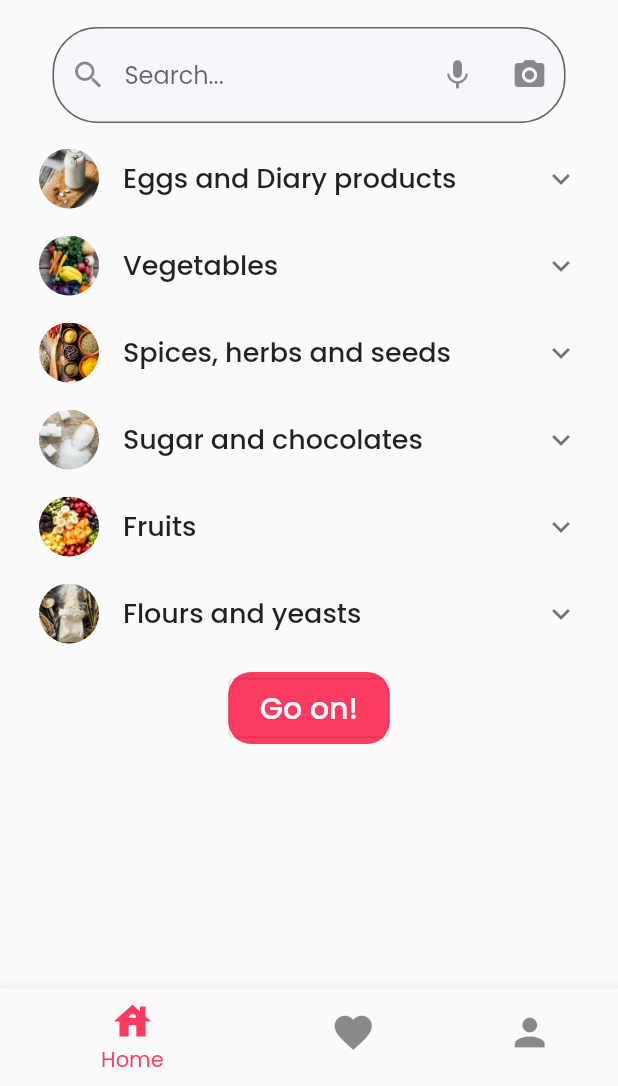
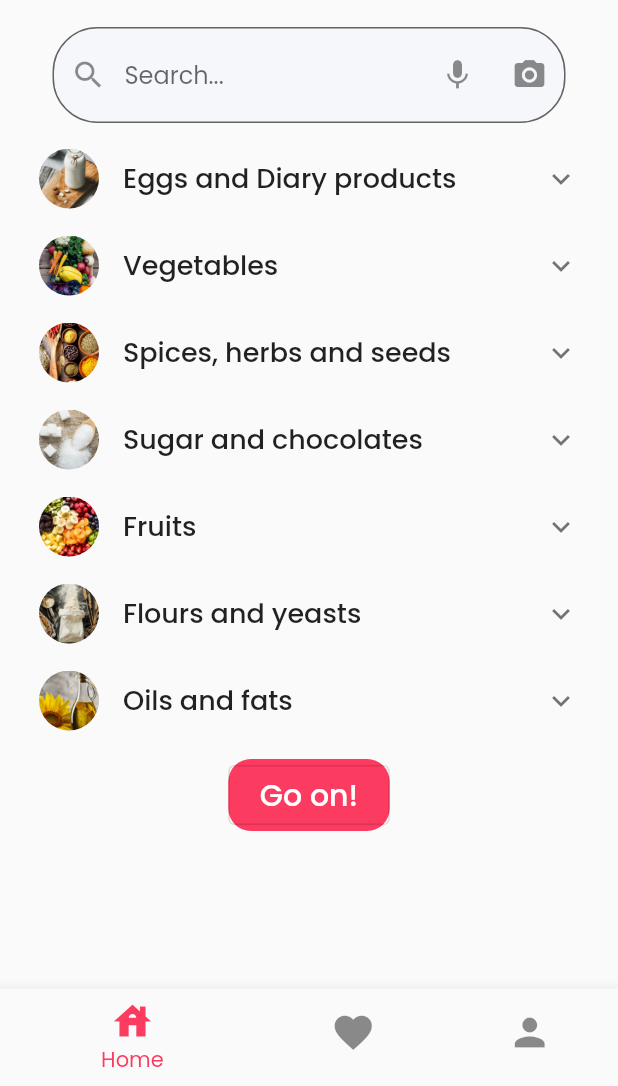
Before and after one commit to MaryemJaouadii/Foody, a Flutter app: the HomeScreen screen opened directly, on a phone screen of 412 x 824 dp, the part 150-1236 px from its top. Run offline on Flutter 3.47's test engine with Material 2 defaults, Android fonts, the light colour scheme and no system bars; drawn by our look-alikes of searchfield; our stand-ins replace camera, cloud_firestore, firebase_auth, firebase_core, iconsax, speech_to_text and 2 more; missing offline and left inert: tflite; accounts and stored records are empty; project files that could hold a hidden picture were left out.

Commit message:
add Oils Category

```diff
--- a/lib/myData/CategoriesData.dart
+++ b/lib/myData/CategoriesData.dart
@@ -7,5 +7,5 @@ import '../Models/Category.dart';
   Category("Sg", "images/sugar.jpg", "Sugar and chocolates"),
   Category("Fr", "images/fruit.jpg", "Fruits"),
   Category("Fl", "images/flour.jpg", "Flours and yeasts"),
-   // Category("Oil", "images/oil.jpg", "Oils and fats")
+  Category("Oil", "images/oil.jpg", "Oils and fats")
 ];
```
Lines whose indentation alone changed are shown as unchanged.
